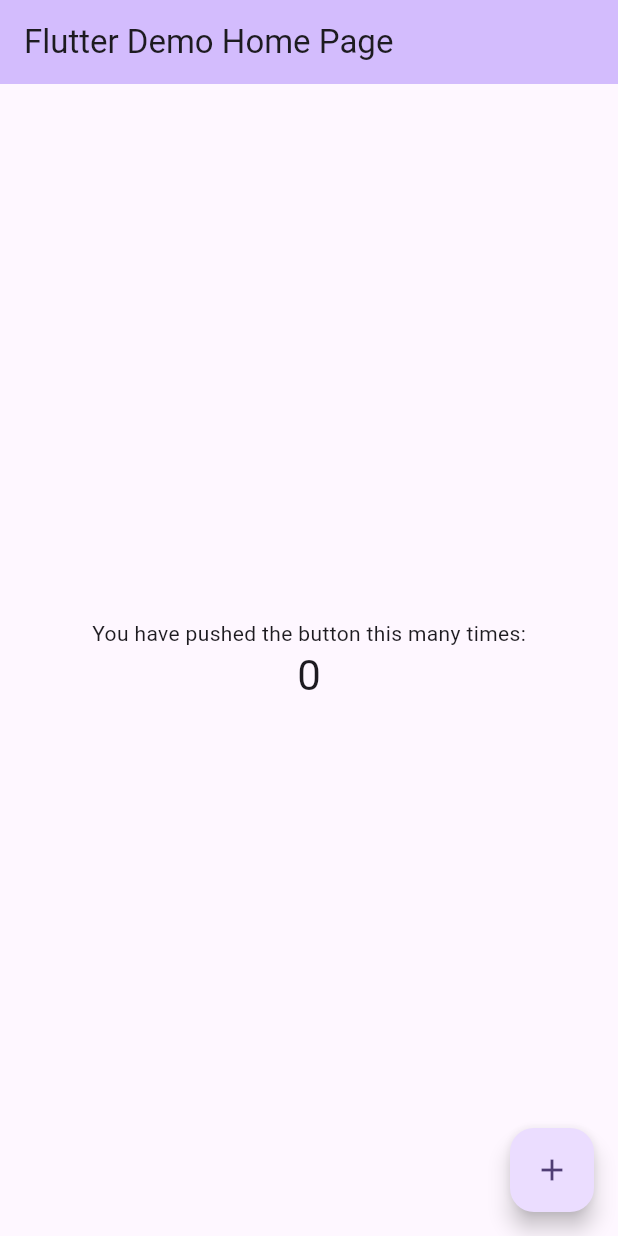
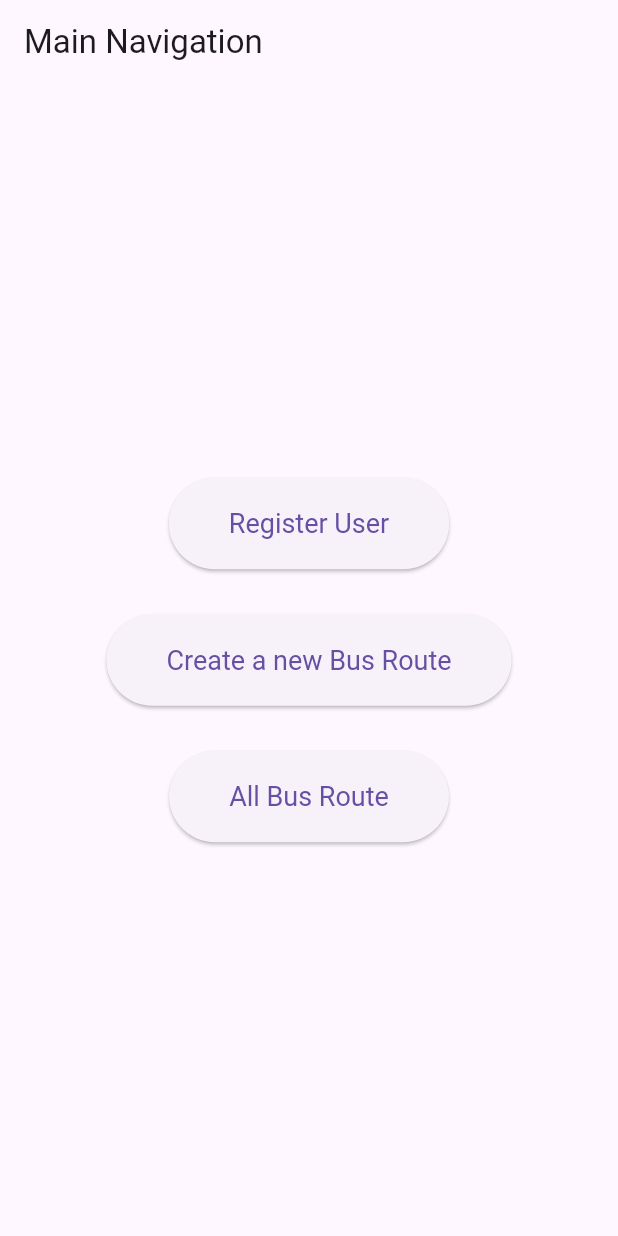
Before and after one commit to vindyaml2/mytravelticket-frontend, a Flutter app: the screen it shows after launch, on a phone screen of 412 x 824 dp. Run offline on Flutter 3.47's test engine with Material 3 defaults, Android fonts, the phone set to English and light mode, and no system bars.

Commit message:
impl basic features.

```diff
--- a/lib/main.dart
+++ b/lib/main.dart
@@ -1,122 +1,88 @@
 import 'package:flutter/material.dart';
+import 'package:mytravelticket_frontend/route_list_page.dart';
+import 'UserFormPage.dart';
+import 'route_input_page.dart';
 
 void main() {
   runApp(const MyApp());
 }
 
 class MyApp extends StatelessWidget {
-  const MyApp({super.key});
+  const MyApp({Key? key}) : super(key: key);
 
-  // This widget is the root of your application.
   @override
   Widget build(BuildContext context) {
     return MaterialApp(
-      title: 'Flutter Demo',
-      theme: ThemeData(
-        // This is the theme of your application.
-        //
-        // TRY THIS: Try running your application with "flutter run". You'll see
-        // the application has a purple toolbar. Then, without quitting the app,
-        // try changing the seedColor in the colorScheme below to Colors.green
-        // and then invoke "hot reload" (save your changes or press the "hot
-        // reload" button in a Flutter-supported IDE, or press "r" if you used
-        // the command line to start the app).
-        //
-        // Notice that the counter didn't reset back to zero; the application
-        // state is not lost during the reload. To reset the state, use hot
-        // restart instead.
-        //
-        // This works for code too, not just values: Most code changes can be
-        // tested with just a hot reload.
-        colorScheme: ColorScheme.fromSeed(seedColor: Colors.deepPurple),
-      ),
-      home: const MyHomePage(title: 'Flutter Demo Home Page'),
+      title: 'Navigation Demo',
+      theme: ThemeData(primarySwatch: Colors.blue),
+      initialRoute: '/',
+      routes: {
+        '/': (context) => const MainNavigationPage(),
+        '/userForm': (context) => const UserFormPage(),
+        '/routeInput': (context) => const RouteInputPage(),
+        '/route': (context) => const RouteListPage(),
+      },
     );
   }
 }
 
-class MyHomePage extends StatefulWidget {
-  const MyHomePage({super.key, required this.title});
-
-  // This widget is the home page of your application. It is stateful, meaning
-  // that it has a State object (defined below) that contains fields that affect
-  // how it looks.
-
-  // This class is the configuration for the state. It holds the values (in this
-  // case the title) provided by the parent (in this case the App widget) and
-  // used by the build method of the State. Fields in a Widget subclass are
-  // always marked "final".
-
-  final String title;
-
-  @override
-  State<MyHomePage> createState() => _MyHomePageState();
-}
-
-class _MyHomePageState extends State<MyHomePage> {
-  int _counter = 0;
-
-  void _incrementCounter() {
-    setState(() {
-      // This call to setState tells the Flutter framework that something has
-      // changed in this State, which causes it to rerun the build method below
-      // so that the display can reflect the updated values. If we changed
-      // _counter without calling setState(), then the build method would not be
-      // called again, and so nothing would appear to happen.
-      _counter++;
-    });
-  }
+class MainNavigationPage extends StatelessWidget {
+  const MainNavigationPage({Key? key}) : super(key: key);
 
   @override
   Widget build(BuildContext context) {
-    // This method is rerun every time setState is called, for instance as done
-    // by the _incrementCounter method above.
-    //
-    // The Flutter framework has been optimized to make rerunning build methods
-    // fast, so that you can just rebuild anything that needs updating rather
-    // than having to individually change instances of widgets.
     return Scaffold(
-      appBar: AppBar(
-        // TRY THIS: Try changing the color here to a specific color (to
-        // Colors.amber, perhaps?) and trigger a hot reload to see the AppBar
-        // change color while the other colors stay the same.
-        backgroundColor: Theme.of(context).colorScheme.inversePrimary,
-        // Here we take the value from the MyHomePage object that was created by
-        // the App.build method, and use it to set our appbar title.
-        title: Text(widget.title),
-      ),
+      appBar: AppBar(title: const Text('Main Navigation')),
       body: Center(
-        // Center is a layout widget. It takes a single child and positions it
-        // in the middle of the parent.
         child: Column(
-          // Column is also a layout widget. It takes a list of children and
-          // arranges them vertically. By default, it sizes itself to fit its
-          // children horizontally, and tries to be as tall as its parent.
-          //
-          // Column has various properties to control how it sizes itself and
-          // how it positions its children. Here we use mainAxisAlignment to
-          // center the children vertically; the main axis here is the vertical
-          // axis because Columns are vertical (the cross axis would be
-          // horizontal).
-          //
-          // TRY THIS: Invoke "debug painting" (choose the "Toggle Debug Paint"
-          // action in the IDE, or press "p" in the console), to see the
-          // wireframe for each widget.
           mainAxisAlignment: MainAxisAlignment.center,
-          children: <Widget>[
-            const Text('You have pushed the button this many times:'),
-            Text(
-              '$_counter',
-              style: Theme.of(context).textTheme.headlineMedium,
+          children: [
+            // Navigate to User Form Page
+            ElevatedButton(
+              onPressed: () {
+                Navigator.pushNamed(context, '/userForm');
+              },
+              style: ElevatedButton.styleFrom(
+                padding: const EdgeInsets.symmetric(
+                  horizontal: 40,
+                  vertical: 20,
+                ),
+                textStyle: const TextStyle(fontSize: 18),
+              ),
+              child: const Text('Register User'),
+            ),
+            const SizedBox(height: 30),
+            // Navigate to Route Input Page
+            ElevatedButton(
+              onPressed: () {
+                Navigator.pushNamed(context, '/routeInput');
+              },
+              style: ElevatedButton.styleFrom(
+                padding: const EdgeInsets.symmetric(
+                  horizontal: 40,
+                  vertical: 20,
+                ),
+                textStyle: const TextStyle(fontSize: 18),
+              ),
+              child: const Text('Create a new Bus Route'),
+            ),
+            const SizedBox(height: 30),
+            ElevatedButton(
+              onPressed: () {
+                Navigator.pushNamed(context, '/route');
+              },
+              style: ElevatedButton.styleFrom(
+                padding: const EdgeInsets.symmetric(
+                  horizontal: 40,
+                  vertical: 20,
+                ),
+                textStyle: const TextStyle(fontSize: 18),
+              ),
+              child: const Text('All Bus Route'),
             ),
           ],
         ),
       ),
-      floatingActionButton: FloatingActionButton(
-        onPressed: _incrementCounter,
-        tooltip: 'Increment',
-        child: const Icon(Icons.add),
-      ), // This trailing comma makes auto-formatting nicer for build methods.
     );
   }
 }
--- a/pubspec.yaml
+++ b/pubspec.yaml
@@ -30,6 +30,7 @@ environment:
 dependencies:
   flutter:
     sdk: flutter
+  http: ^1.1.0  # Add this line
 
   # The following adds the Cupertino Icons font to your application.
   # Use with the CupertinoIcons class for iOS style icons.
```
Also changed, not shown: lib/UserFormPage.dart (added, +135 -0 lines), lib/api_service.dart (added, +29 -0 lines), lib/route_display_page.dart (added, +40 -0 lines), lib/route_input_page.dart (added, +95 -0 lines), lib/route_list_page.dart (added, +150 -0 lines), lib/route_page.dart (added, +41 -0 lines), pubspec.lock.
